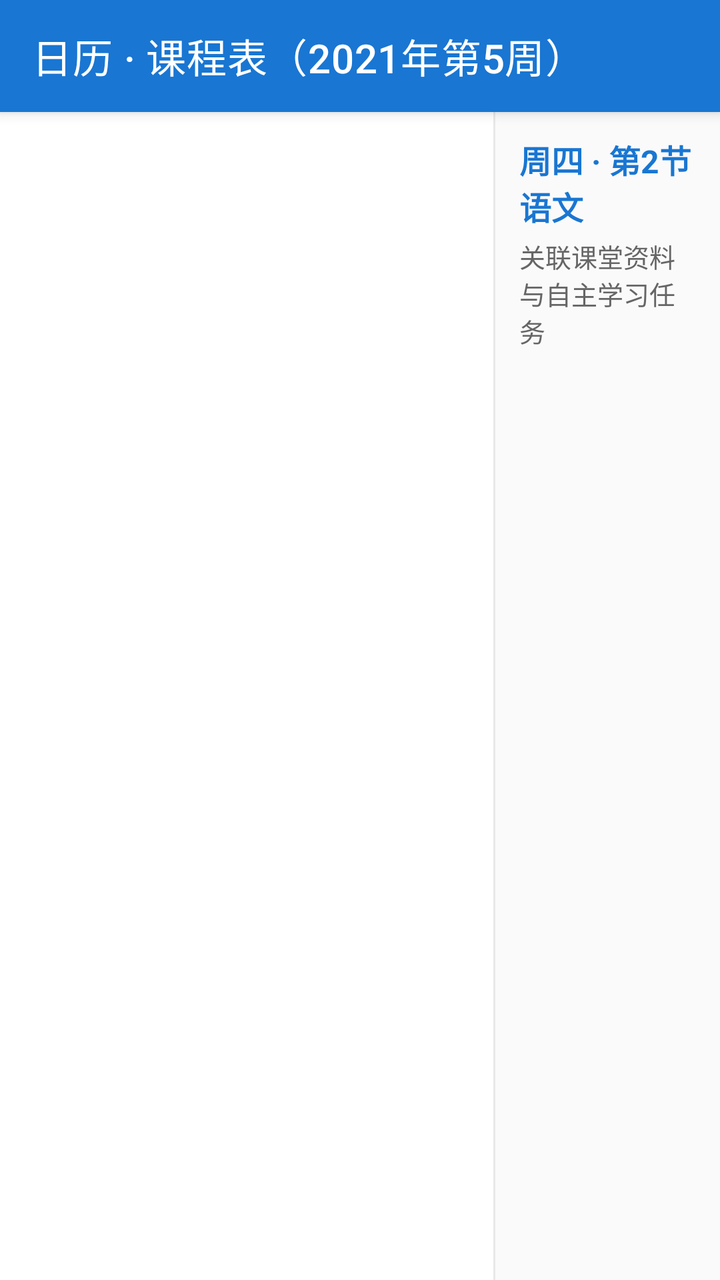
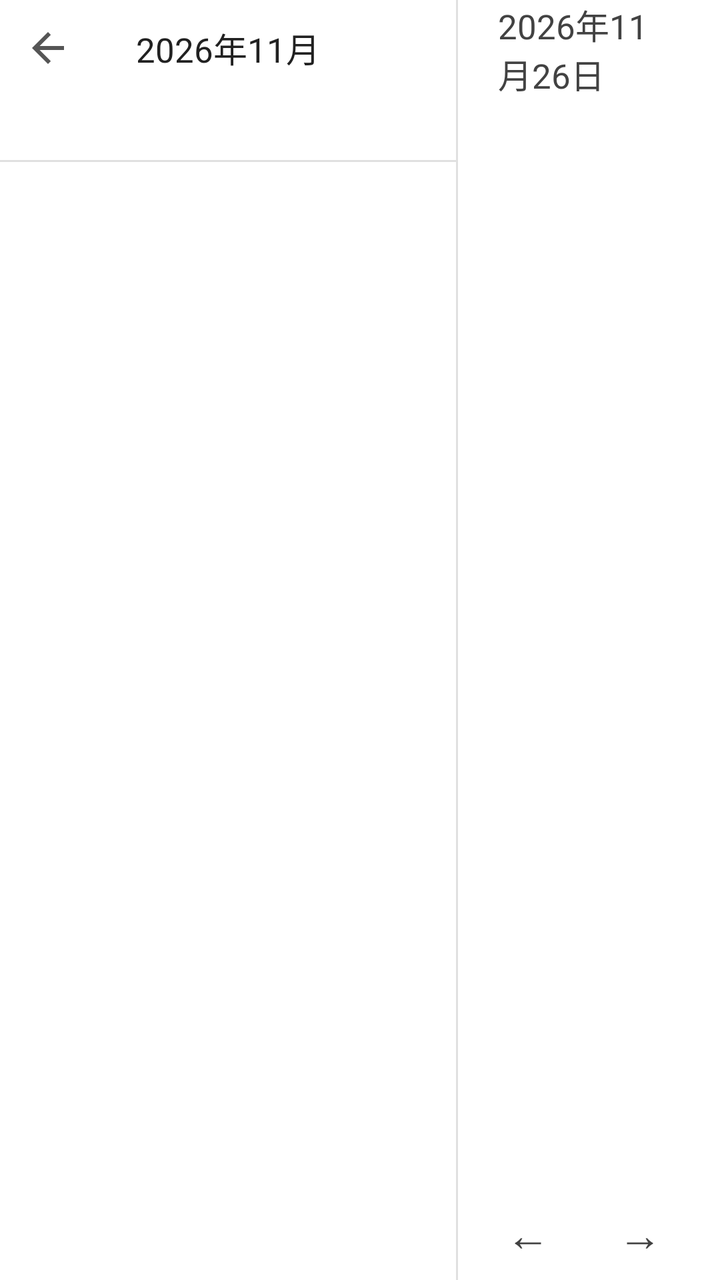

Compare the two renders of this Android layout. The source of the first and the diff that turns it into the second are given below.
<!-- AndroidManifest.xml: application theme AppTheme -->
<!-- res/layout/activity_scheduleview.xml -->
<?xml version="1.0" encoding="utf-8"?>
<LinearLayout xmlns:android="http://schemas.android.com/apk/res/android"
    xmlns:app="http://schemas.android.com/apk/res-auto"
    android:layout_width="match_parent"
    android:layout_height="match_parent"
    android:background="#FFFFFFFF"
    android:orientation="vertical">

    <androidx.appcompat.widget.Toolbar
        android:id="@+id/toolbar"
        android:layout_width="match_parent"
        android:layout_height="56dp"
        android:background="@color/primaryColor"
        android:elevation="4dp"
        android:theme="@style/ToolbarTheme"
        app:title="日历 · 课程表（2021年第5周）"
        app:titleTextColor="#FFFFFF" />

    <LinearLayout
        android:id="@+id/scheduleContainer"
        android:layout_width="match_parent"
        android:layout_height="0dp"
        android:layout_weight="1"
        android:orientation="horizontal">

        
        <ScrollView
            android:id="@+id/scheduleTableScroll"
            android:layout_width="0dp"
            android:layout_height="match_parent"
            android:layout_weight="2.2"
            android:padding="10dp">

            <TableLayout
                android:id="@+id/tableSchedule"
                android:layout_width="match_parent"
                android:layout_height="wrap_content"
                android:stretchColumns="1,2,3,4,5" />
        </ScrollView>

        <View
            android:id="@+id/scheduleDivider"
            android:layout_width="1dp"
            android:layout_height="match_parent"
            android:background="@color/separateLine" />

        
        <LinearLayout
            android:id="@+id/scheduleDetailPanel"
            android:layout_width="0dp"
            android:layout_height="match_parent"
            android:layout_weight="1"
            android:background="#FAFAFA"
            android:orientation="vertical"
            android:padding="12dp">

            <TextView
                android:id="@+id/tvSelectedLesson"
                android:layout_width="wrap_content"
                android:layout_height="wrap_content"
                android:text="周四 · 第2节 语文"
                android:textColor="@color/primaryColor"
                android:textSize="16sp"
                android:textStyle="bold" />

            <TextView
                android:layout_width="wrap_content"
                android:layout_height="wrap_content"
                android:layout_marginTop="4dp"
                android:layout_marginBottom="8dp"
                android:text="关联课堂资料与自主学习任务"
                android:textColor="@color/textSecondary"
                android:textSize="13sp" />

            <ListView
                android:id="@+id/lvLessonResources"
                android:layout_width="match_parent"
                android:layout_height="match_parent"
                android:divider="@color/separateLine"
                android:dividerHeight="1dp" />
        </LinearLayout>
    </LinearLayout>
</LinearLayout>
<!-- resources referenced by this layout -->
<resources>
  <color name="primaryColor">#FF1976D2</color>
  <color name="separateLine">#FFE8E8E8</color>
  <color name="textSecondary">#FF666666</color>
  <style name="ToolbarTheme" parent="ThemeOverlay.AppCompat.Dark.ActionBar">
          <item name="android:textColorPrimary">#FFFFFF</item>
          <item name="android:textColorSecondary">#FFFFFF</item>
      </style>
  <style name="AppTheme" parent="Theme.MaterialComponents.Light.DarkActionBar">
          <item name="colorPrimary">@color/primaryColor</item>
          <item name="colorPrimaryDark">@color/primaryDarkColor</item>
          <item name="colorAccent">@color/primaryColor</item>
      </style>
  <color name="primaryDarkColor">#FF004BA0</color>
</resources>

<!-- the commit's change to res/layout/activity_scheduleview.xml (unified diff, before → after) -->
@@ -1,83 +1,170 @@
 <?xml version="1.0" encoding="utf-8"?>
 <LinearLayout xmlns:android="http://schemas.android.com/apk/res/android"
-    xmlns:app="http://schemas.android.com/apk/res-auto"
+    android:id="@+id/scheduleRoot"
     android:layout_width="match_parent"
     android:layout_height="match_parent"
     android:background="#FFFFFFFF"
     android:orientation="vertical">
 
-    <androidx.appcompat.widget.Toolbar
-        android:id="@+id/toolbar"
-        android:layout_width="match_parent"
-        android:layout_height="56dp"
-        android:background="@color/primaryColor"
-        android:elevation="4dp"
-        android:theme="@style/ToolbarTheme"
-        app:title="日历 · 课程表（2021年第5周）"
-        app:titleTextColor="#FFFFFF" />
-
     <LinearLayout
         android:id="@+id/scheduleContainer"
         android:layout_width="match_parent"
-        android:layout_height="0dp"
-        android:layout_weight="1"
+        android:layout_height="match_parent"
+        android:background="#FFFFFFFF"
         android:orientation="horizontal">
 
         
-        <ScrollView
-            android:id="@+id/scheduleTableScroll"
-            android:layout_width="0dp"
+        <LinearLayout
+            android:id="@+id/scheduleLeftPanel"
+            android:layout_width="228dp"
             android:layout_height="match_parent"
-            android:layout_weight="2.2"
-            android:padding="10dp">
+            android:background="#FFFFFFFF"
+            android:orientation="vertical">
 
-            <TableLayout
-                android:id="@+id/tableSchedule"
+            
+            <RelativeLayout
+                android:layout_width="match_parent"
+                android:layout_height="48dp"
+                android:paddingHorizontal="6dp">
+
+                <ImageButton
+                    android:id="@+id/btnScheduleBack"
+                    android:layout_width="36dp"
+                    android:layout_height="36dp"
+                    android:layout_alignParentStart="true"
+                    android:layout_centerVertical="true"
+                    android:background="?android:attr/selectableItemBackgroundBorderless"
+                    android:contentDescription="返回"
+                    android:padding="7dp"
+                    android:src="@drawable/ic_arrow_back_white_24dp"
+                    android:tint="#555555" />
+
+                <TextView
+                    android:id="@+id/tvMiniMonthTitle"
+                    android:layout_width="wrap_content"
+                    android:layout_height="wrap_content"
+                    android:layout_centerInParent="true"
+                    android:text="2026年11月"
+                    android:textColor="#212121"
+                    android:textSize="17sp" />
+            </RelativeLayout>
+
+            
+            <LinearLayout
+                android:id="@+id/llMiniWeekHeader"
+                android:layout_width="match_parent"
+                android:layout_height="26dp"
+                android:gravity="center_vertical"
+                android:orientation="horizontal"
+                android:paddingHorizontal="6dp" />
+
+            
+            <LinearLayout
+                android:id="@+id/llMiniCalGrid"
                 android:layout_width="match_parent"
                 android:layout_height="wrap_content"
-                android:stretchColumns="1,2,3,4,5" />
-        </ScrollView>
+                android:orientation="vertical"
+                android:paddingHorizontal="4dp"
+                android:paddingBottom="6dp" />
+
+            <View
+                android:layout_width="match_parent"
+                android:layout_height="1dp"
+                android:background="#E0E0E0" />
+
+            
+            <ScrollView
+                android:layout_width="match_parent"
+                android:layout_height="0dp"
+                android:layout_weight="1">
+
+                <LinearLayout
+                    android:id="@+id/llDayTasks"
+                    android:layout_width="match_parent"
+                    android:layout_height="wrap_content"
+                    android:orientation="vertical"
+                    android:padding="10dp" />
+            </ScrollView>
+        </LinearLayout>
 
         <View
             android:id="@+id/scheduleDivider"
             android:layout_width="1dp"
             android:layout_height="match_parent"
-            android:background="@color/separateLine" />
+            android:background="#E0E0E0" />
 
         
         <LinearLayout
-            android:id="@+id/scheduleDetailPanel"
+            android:id="@+id/scheduleRightPanel"
             android:layout_width="0dp"
             android:layout_height="match_parent"
             android:layout_weight="1"
-            android:background="#FAFAFA"
-            android:orientation="vertical"
-            android:padding="12dp">
+            android:background="#FFFFFFFF"
+            android:orientation="vertical">
 
-            <TextView
-                android:id="@+id/tvSelectedLesson"
-                android:layout_width="wrap_content"
-                android:layout_height="wrap_content"
-                android:text="周四 · 第2节 语文"
-                android:textColor="@color/primaryColor"
-                android:textSize="16sp"
-                android:textStyle="bold" />
+            <LinearLayout
+                android:layout_width="match_parent"
+                android:layout_height="48dp"
+                android:gravity="center_vertical"
+                android:orientation="horizontal"
+                android:paddingHorizontal="20dp">
 
-            <TextView
-                android:layout_width="wrap_content"
-                android:layout_height="wrap_content"
-                android:layout_marginTop="4dp"
-                android:layout_marginBottom="8dp"
-                android:text="关联课堂资料与自主学习任务"
-                android:textColor="@color/textSecondary"
-                android:textSize="13sp" />
+                <TextView
+                    android:id="@+id/tvScheduleDateTitle"
+                    android:layout_width="0dp"
+                    android:layout_height="wrap_content"
+                    android:layout_weight="1"
+                    android:text="2026年11月26日"
+                    android:textColor="#424242"
+                    android:textSize="17sp" />
 
-            <ListView
-                android:id="@+id/lvLessonResources"
+                <TextView
+                    android:id="@+id/tvScheduleWeekHint"
+                    android:layout_width="wrap_content"
+                    android:layout_height="wrap_content"
+                    android:textColor="#757575"
+                    android:textSize="12.5sp" />
+            </LinearLayout>
+
+            <LinearLayout
+                android:id="@+id/llScheduleGridContainer"
                 android:layout_width="match_parent"
-                android:layout_height="match_parent"
-                android:divider="@color/separateLine"
-                android:dividerHeight="1dp" />
+                android:layout_height="0dp"
+                android:layout_weight="1"
+                android:orientation="vertical"
+                android:paddingStart="10dp"
+                android:paddingEnd="14dp" />
+
+            
+            <LinearLayout
+                android:layout_width="match_parent"
+                android:layout_height="46dp"
+                android:background="#FFFFFFFF"
+                android:gravity="center_vertical|end"
+                android:orientation="horizontal"
+                android:paddingEnd="18dp">
+
+                <TextView
+                    android:id="@+id/btnPrevWeek"
+                    android:layout_width="44dp"
+                    android:layout_height="38dp"
+                    android:background="?android:attr/selectableItemBackgroundBorderless"
+                    android:gravity="center"
+                    android:text="←"
+                    android:textColor="#424242"
+                    android:textSize="22sp" />
+
+                <TextView
+                    android:id="@+id/btnNextWeek"
+                    android:layout_width="44dp"
+                    android:layout_height="38dp"
+                    android:layout_marginStart="12dp"
+                    android:background="?android:attr/selectableItemBackgroundBorderless"
+                    android:gravity="center"
+                    android:text="→"
+                    android:textColor="#424242"
+                    android:textSize="22sp" />
+            </LinearLayout>
         </LinearLayout>
     </LinearLayout>
 </LinearLayout>
<!-- resource entries referenced after the edit -->
@@ -1,12 +1,17 @@
 <!-- resources referenced by this layout -->
 <resources>
+  <!-- drawable ic_arrow_back_white_24dp (drawable) -->
+  <?xml version="1.0" encoding="utf-8"?>
+  <vector xmlns:android="http://schemas.android.com/apk/res/android"
+      android:width="24dp"
+      android:height="24dp"
+      android:viewportWidth="24"
+      android:viewportHeight="24">
+      <path
+          android:fillColor="#FFFFFFFF"
+          android:pathData="M20,11H7.83l5.59,-5.59L12,4l-8,8 8,8 1.41,-1.41L7.83,13H20v-2z" />
+  </vector>
   <color name="primaryColor">#FF1976D2</color>
-  <color name="separateLine">#FFE8E8E8</color>
-  <color name="textSecondary">#FF666666</color>
-  <style name="ToolbarTheme" parent="ThemeOverlay.AppCompat.Dark.ActionBar">
-          <item name="android:textColorPrimary">#FFFFFF</item>
-          <item name="android:textColorSecondary">#FFFFFF</item>
-      </style>
   <style name="AppTheme" parent="Theme.MaterialComponents.Light.DarkActionBar">
           <item name="colorPrimary">@color/primaryColor</item>
           <item name="colorPrimaryDark">@color/primaryDarkColor</item>
